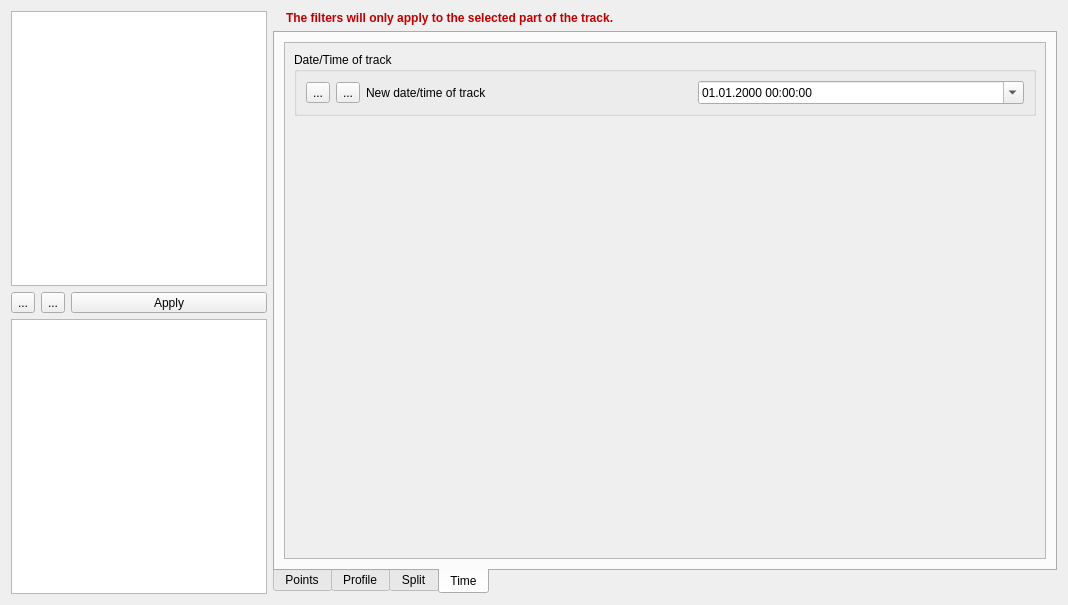
The window that src/ITrackFilterWidget.ui (ntruchsess/QLandkarteGT) describes before a commit, drawn with Qt 5.
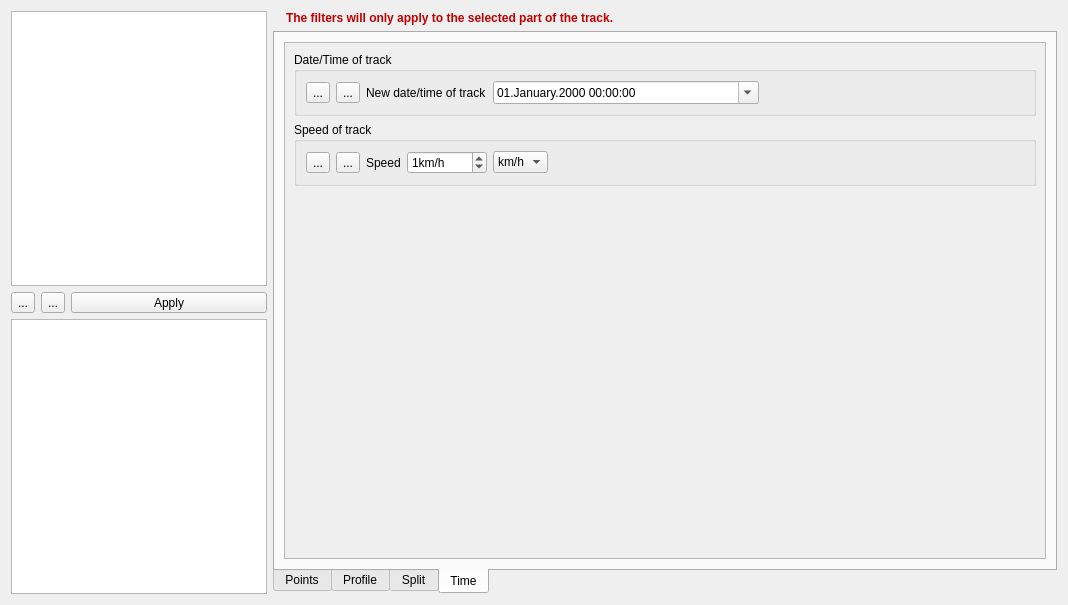
The same window after the commit. The open tabs and pages were chosen to show the change. Icons and pictures are not drawn.

Commit message: add speed track filter

Patch:
```diff
--- a/src/ITrackFilterWidget.ui
+++ b/src/ITrackFilterWidget.ui
@@ -1284,8 +1284,8 @@
              <rect>
               <x>0</x>
               <y>0</y>
-              <width>758</width>
-              <height>506</height>
+              <width>774</width>
+              <height>528</height>
              </rect>
             </property>
             <layout class="QVBoxLayout" name="verticalLayout_9">
@@ -1326,13 +1326,113 @@
                 </item>
                 <item>
                  <widget class="QDateTimeEdit" name="dateTime1">
+                  <property name="sizePolicy">
+                   <sizepolicy hsizetype="MinimumExpanding" vsizetype="Fixed">
+                    <horstretch>0</horstretch>
+                    <verstretch>0</verstretch>
+                   </sizepolicy>
+                  </property>
                   <property name="displayFormat">
-                   <string>dd.MM.yyyy HH:mm:ss</string>
+                   <string>dd.MMMM.yyyy HH:mm:ss</string>
                   </property>
                   <property name="calendarPopup">
                    <bool>true</bool>
                   </property>
                  </widget>
+                </item>
+                <item>
+                 <spacer name="horizontalSpacer_9">
+                  <property name="orientation">
+                   <enum>Qt::Horizontal</enum>
+                  </property>
+                  <property name="sizeHint" stdset="0">
+                   <size>
+                    <width>40</width>
+                    <height>20</height>
+                   </size>
+                  </property>
+                 </spacer>
+                </item>
+               </layout>
+              </widget>
+             </item>
+             <item>
+              <widget class="QGroupBox" name="groupTime2">
+               <property name="title">
+                <string>Speed of track</string>
+               </property>
+               <layout class="QHBoxLayout" name="horizontalLayout_13">
+                <item>
+                 <widget class="QToolButton" name="toolTime2Now">
+                  <property name="text">
+                   <string>...</string>
+                  </property>
+                  <property name="icon">
+                   <iconset resource="resources.qrc">
+                    <normaloff>:/icons/toolswizard.png</normaloff>:/icons/toolswizard.png</iconset>
+                  </property>
+                 </widget>
+                </item>
+                <item>
+                 <widget class="QToolButton" name="toolAddTime2">
+                  <property name="text">
+                   <string>...</string>
+                  </property>
+                  <property name="icon">
+                   <iconset resource="resources.qrc">
+                    <normaloff>:/icons/iconAdd16x16.png</normaloff>:/icons/iconAdd16x16.png</iconset>
+                  </property>
+                 </widget>
+                </item>
+                <item>
+                 <widget class="QLabel" name="label_23">
+                  <property name="text">
+                   <string>Speed</string>
+                  </property>
+                 </widget>
+                </item>
+                <item>
+                 <widget class="QSpinBox" name="spinSpeed1">
+                  <property name="suffix">
+                   <string>km/h</string>
+                  </property>
+                  <property name="minimum">
+                   <number>0</number>
+                  </property>
+                  <property name="maximum">
+                   <number>1999</number>
+                  </property>
+                  <property name="value">
+                   <number>1</number>
+                  </property>
+                 </widget>
+                </item>
+                <item>
+                 <widget class="QComboBox" name="comboMeterFeet5">
+                  <item>
+                   <property name="text">
+                    <string notr="true">km/h</string>
+                   </property>
+                  </item>
+                  <item>
+                   <property name="text">
+                    <string notr="true">mph</string>
+                   </property>
+                  </item>
+                 </widget>
+                </item>
+                <item>
+                 <spacer name="horizontalSpacer_10">
+                  <property name="orientation">
+                   <enum>Qt::Horizontal</enum>
+                  </property>
+                  <property name="sizeHint" stdset="0">
+                   <size>
+                    <width>40</width>
+                    <height>20</height>
+                   </size>
+                  </property>
+                 </spacer>
                 </item>
                </layout>
               </widget>
```
Left out of the diff: 12 changed lines with no effect on the pictures. The commit also changes 4 other files.
